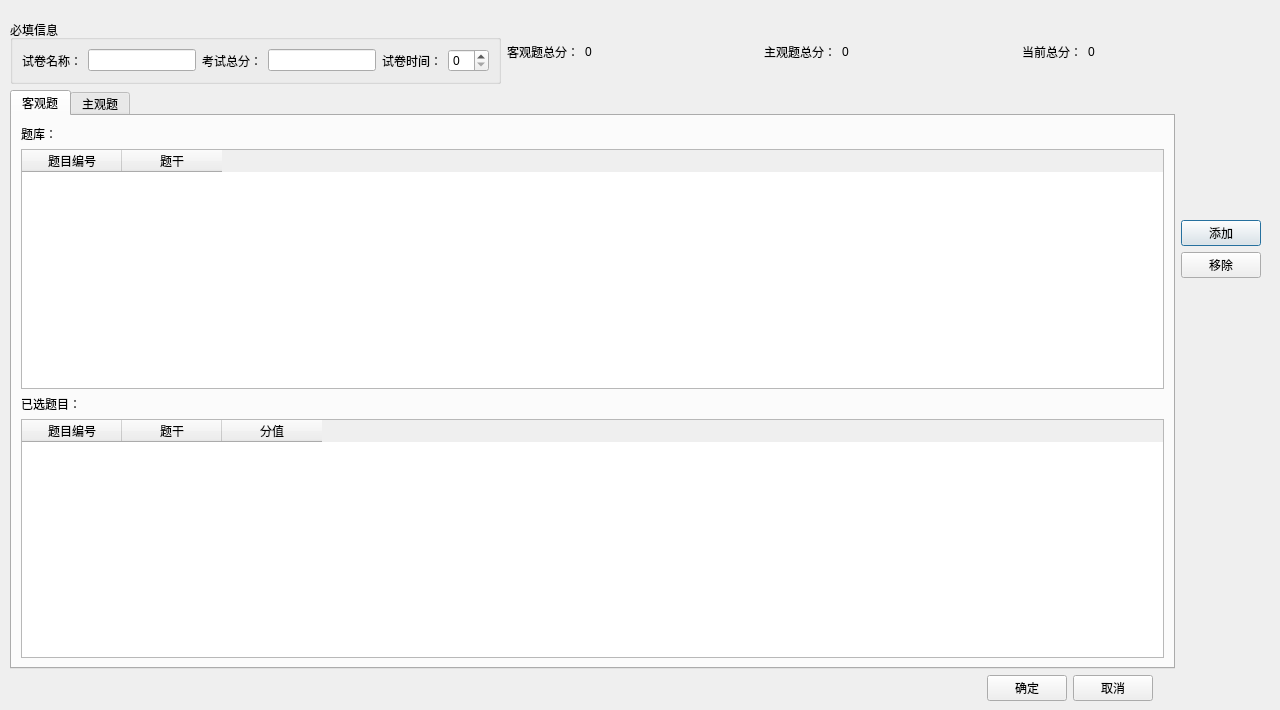
This is server/alterpaper.ui in AlanForeverAi/Exams as Qt 5 draws it before an edit. The edited form follows.
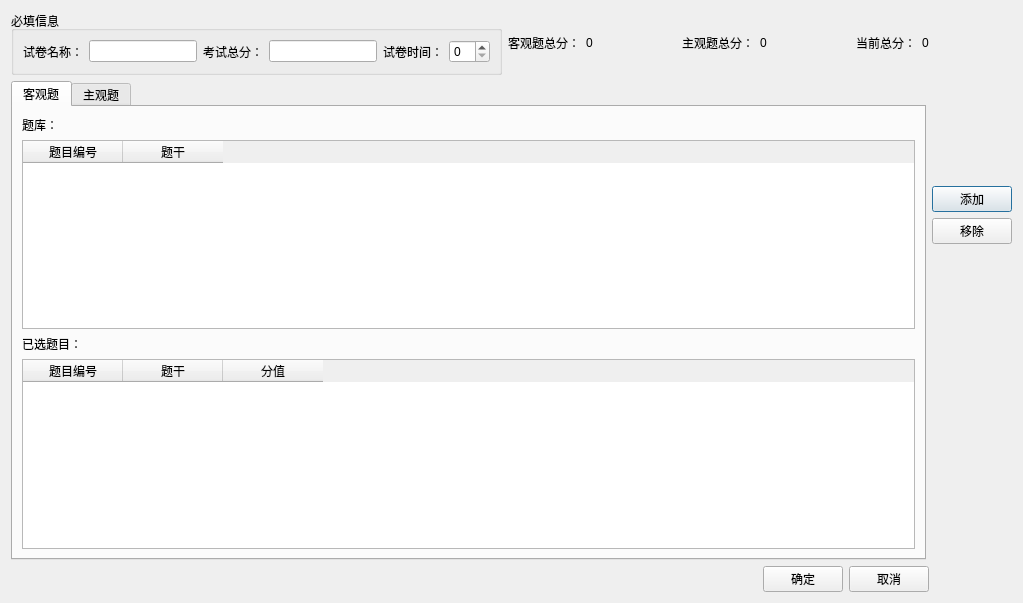
This is the edited form.

Diff of the .ui file:
```diff
--- a/server/alterpaper.ui
+++ b/server/alterpaper.ui
@@ -6,22 +6,15 @@
    <rect>
     <x>0</x>
     <y>0</y>
-    <width>1280</width>
-    <height>710</height>
+    <width>1023</width>
+    <height>603</height>
    </rect>
   </property>
   <property name="windowTitle">
    <string>Dialog</string>
   </property>
-  <widget class="QWidget" name="layoutWidget">
-   <property name="geometry">
-    <rect>
-     <x>10</x>
-     <y>20</y>
-     <width>1251</width>
-     <height>681</height>
-    </rect>
-   </property>
+  <layout class="QGridLayout" name="gridLayout">
+   <item row="0" column="0">
    <layout class="QVBoxLayout" name="verticalLayout_4">
     <item>
      <layout class="QHBoxLayout" name="horizontalLayout_7">
@@ -545,7 +538,8 @@
      </layout>
     </item>
    </layout>
-  </widget>
+   </item>
+  </layout>
  </widget>
  <resources/>
  <connections/>
```
Lines whose indentation alone changed are shown as unchanged.
